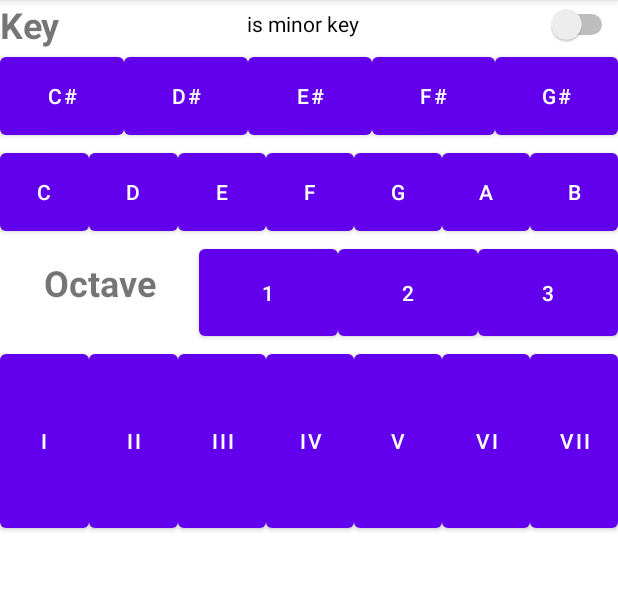
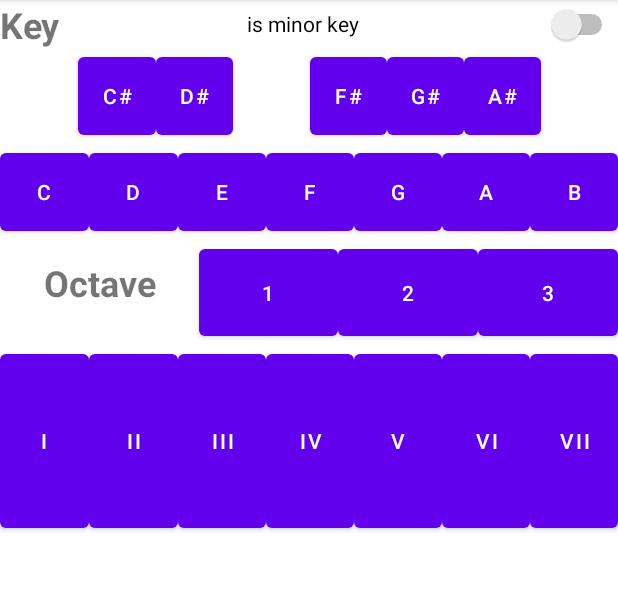
Before and after one commit to GRGSIBERIA/Lyre, an Android app: the screen it shows after launch (MainActivity), on a phone screen of 412 x 824 dp, the part 84-674 px from its top. Run offline under Robolectric (Android 15) with nearby library versions, the phone set to English and light mode, and no system bars; 2 statements that could not run were skipped.

Commit message:
音が出るところまで実装する

```diff
--- a/Android/app/src/main/java/com/example/lyreforandroid/MainActivity.java
+++ b/Android/app/src/main/java/com/example/lyreforandroid/MainActivity.java
@@ -3,7 +3,6 @@ package com.example.lyreforandroid;
 import androidx.appcompat.app.AppCompatActivity;
 
 import android.os.Bundle;
-import android.provider.MediaStore;
 import android.widget.Button;
 
 import android.media.AudioAttributes;
@@ -17,8 +16,12 @@ public class MainActivity extends AppCompatActivity {
 
     private Button[] toneButtons;
     private Button[] octaveButtons;
+    private Button[] keyButtons;
     private AudioTrack[] tracks;
     private int selectedOctave;
+    private int selectedKey;
+    private int[] scale;
+    private boolean isMajor;
 
     final int SamplingRate = 48000;
 
@@ -26,6 +29,13 @@ public class MainActivity extends AppCompatActivity {
     protected void onCreate(Bundle savedInstanceState) {
         super.onCreate(savedInstanceState);
         setContentView(R.layout.activity_main);
+        isMajor = true;
+        selectedOctave = 0;
+        selectedKey = 0;
+
+        scale = new int[] {
+            0, 2, 4, 5, 7, 9, 11
+        };
 
         toneButtons = new Button[] {
                 findViewById(R.id.button1),
@@ -43,12 +53,33 @@ public class MainActivity extends AppCompatActivity {
                 findViewById(R.id.buttonOctave3)
         };
 
+        keyButtons = new Button[] {
+                findViewById(R.id.buttonC),
+                findViewById(R.id.buttonCs),
+                findViewById(R.id.buttonD),
+                findViewById(R.id.buttonDs),
+                findViewById(R.id.buttonE),
+                findViewById(R.id.buttonF),
+                findViewById(R.id.buttonFs),
+                findViewById(R.id.buttonG),
+                findViewById(R.id.buttonGs),
+                findViewById(R.id.buttonA),
+                findViewById(R.id.buttonAs),
+        };
+
+        Button isMajorBtn = findViewById(R.id.isMinor);
+        isMajorBtn.setOnClickListener(v -> {
+            isMajor = !isMajor;
+        });
+        isMajorBtn.setSoundEffectsEnabled(false);
+
         for (int i = 0; i < toneButtons.length; ++i)
         {
             int finalI = i;
             toneButtons[i].setOnClickListener(v -> {
                 wavPlay(finalI);
             });
+            toneButtons[i].setSoundEffectsEnabled(false);
         }
 
         for (int i = 0; i < octaveButtons.length; ++i)
@@ -57,7 +88,19 @@ public class MainActivity extends AppCompatActivity {
             octaveButtons[i].setOnClickListener(v -> {
                 selectedOctave = finalI;
             });
+            octaveButtons[i].setSoundEffectsEnabled(false);
         }
+
+        for (int i = 0; i < keyButtons.length; ++i)
+        {
+            int finalI = i;
+            keyButtons[i].setOnClickListener(v -> {
+                selectedKey = finalI;
+            });
+            keyButtons[i].setSoundEffectsEnabled(false);
+        }
+
+
 
         tracks = new AudioTrack[] {
                 BuildTrack(R.raw.a21),  // A0
@@ -134,9 +177,11 @@ public class MainActivity extends AppCompatActivity {
         }
 
         // バッファサイズを取得
+        /* MODE_STATICの場合はバッファをストリーミングせずにリソースを使い回す
         int bufSize = android.media.AudioTrack.getMinBufferSize(
                 SamplingRate, AudioFormat.CHANNEL_OUT_MONO, AudioFormat.ENCODING_PCM_16BIT
         );
+        */
 
         AudioTrack track = new AudioTrack.Builder()
                 .setAudioAttributes(new AudioAttributes.Builder()
@@ -148,16 +193,24 @@ public class MainActivity extends AppCompatActivity {
                         .setSampleRate(48000)
                         .setChannelMask(AudioFormat.CHANNEL_OUT_MONO)
                         .build())
-                .setBufferSizeInBytes(bufSize)
+                .setBufferSizeInBytes(wavData.length - 44)
+                .setTransferMode(AudioTrack.MODE_STATIC)
                 .build();
 
-        track.write(wavData, 44, wavData.length - 44);
+        // data+4バイト目以降の数百バイトが0xFFFFになって不安定
+        wavData[802] = 0; wavData[803] = 0;
+        track.write(wavData, 802, wavData.length - 802);
 
         return track;
     }
 
     private void wavPlay(int num)
     {
+        int majorUp = isMajor ? 3 : 0;
 
+        int toneId = selectedKey + majorUp + scale[num] + selectedOctave * 12;
+
+        tracks[toneId].stop();
+        tracks[toneId].play();
     }
 }
--- a/Android/app/src/main/res/layout/activity_main.xml
+++ b/Android/app/src/main/res/layout/activity_main.xml
@@ -26,7 +26,7 @@
                 android:textStyle="bold" />
 
             <Switch
-                android:id="@+id/switch1"
+                android:id="@+id/isMinor"
                 android:layout_width="wrap_content"
                 android:layout_height="match_parent"
                 android:layout_weight="1"
@@ -39,39 +39,60 @@
             android:orientation="horizontal">
 
             <Button
-                android:id="@+id/button40"
+                android:id="@+id/button8"
+                android:layout_width="wrap_content"
+                android:layout_height="match_parent"
+                android:layout_weight="1"
+                android:visibility="invisible" />
+
+            <Button
+                android:id="@+id/buttonCs"
                 android:layout_width="wrap_content"
                 android:layout_height="match_parent"
                 android:layout_weight="1"
                 android:text="@string/cs" />
 
             <Button
-                android:id="@+id/button41"
+                android:id="@+id/buttonDs"
                 android:layout_width="wrap_content"
                 android:layout_height="match_parent"
                 android:layout_weight="1"
                 android:text="@string/ds" />
 
             <Button
-                android:id="@+id/button42"
+                android:id="@+id/button"
+                android:layout_width="wrap_content"
+                android:layout_height="match_parent"
+                android:layout_weight="1"
+                android:visibility="invisible" />
+
+            <Button
+                android:id="@+id/buttonFs"
                 android:layout_width="wrap_content"
                 android:layout_height="match_parent"
                 android:layout_weight="1"
                 android:text="@string/es" />
 
             <Button
-                android:id="@+id/button43"
+                android:id="@+id/buttonGs"
                 android:layout_width="wrap_content"
                 android:layout_height="match_parent"
                 android:layout_weight="1"
                 android:text="@string/fs" />
 
             <Button
-                android:id="@+id/button44"
+                android:id="@+id/buttonAs"
                 android:layout_width="wrap_content"
                 android:layout_height="match_parent"
                 android:layout_weight="1"
                 android:text="@string/gs" />
+
+            <Button
+                android:id="@+id/button9"
+                android:layout_width="wrap_content"
+                android:layout_height="match_parent"
+                android:layout_weight="1"
+                android:visibility="invisible" />
         </LinearLayout>
 
         <LinearLayout
@@ -80,49 +101,49 @@
             android:orientation="horizontal">
 
             <Button
-                android:id="@+id/button28"
+                android:id="@+id/buttonC"
                 android:layout_width="wrap_content"
                 android:layout_height="match_parent"
                 android:layout_weight="1"
                 android:text="@string/c" />
 
             <Button
-                android:id="@+id/button29"
+                android:id="@+id/buttonD"
                 android:layout_width="wrap_content"
                 android:layout_height="match_parent"
                 android:layout_weight="1"
                 android:text="@string/d" />
 
             <Button
-                android:id="@+id/button30"
+                android:id="@+id/buttonE"
                 android:layout_width="wrap_content"
                 android:layout_height="match_parent"
                 android:layout_weight="1"
                 android:text="@string/e" />
 
             <Button
-                android:id="@+id/button31"
+                android:id="@+id/buttonF"
                 android:layout_width="wrap_content"
                 android:layout_height="match_parent"
                 android:layout_weight="1"
                 android:text="@string/f" />
 
             <Button
-                android:id="@+id/button32"
+                android:id="@+id/buttonG"
                 android:layout_width="wrap_content"
                 android:layout_height="match_parent"
                 android:layout_weight="1"
                 android:text="@string/g" />
 
             <Button
-                android:id="@+id/button33"
+                android:id="@+id/buttonA"
                 android:layout_width="wrap_content"
                 android:layout_height="match_parent"
                 android:layout_weight="1"
                 android:text="@string/a" />
 
             <Button
-                android:id="@+id/button34"
+                android:id="@+id/buttonB"
                 android:layout_width="wrap_content"
                 android:layout_height="match_parent"
                 android:layout_weight="1"
--- a/Android/app/src/main/res/values/strings.xml
+++ b/Android/app/src/main/res/values/strings.xml
@@ -22,8 +22,8 @@
     <string name="g">G</string>
     <string name="_3">3</string>
     <string name="_4">4</string>
-    <string name="es">E#</string>
-    <string name="fs">F#</string>
-    <string name="gs">G#</string>
+    <string name="es">F#</string>
+    <string name="fs">G#</string>
+    <string name="gs">A#</string>
     <string name="cs">C#</string>
 </resources>
```
